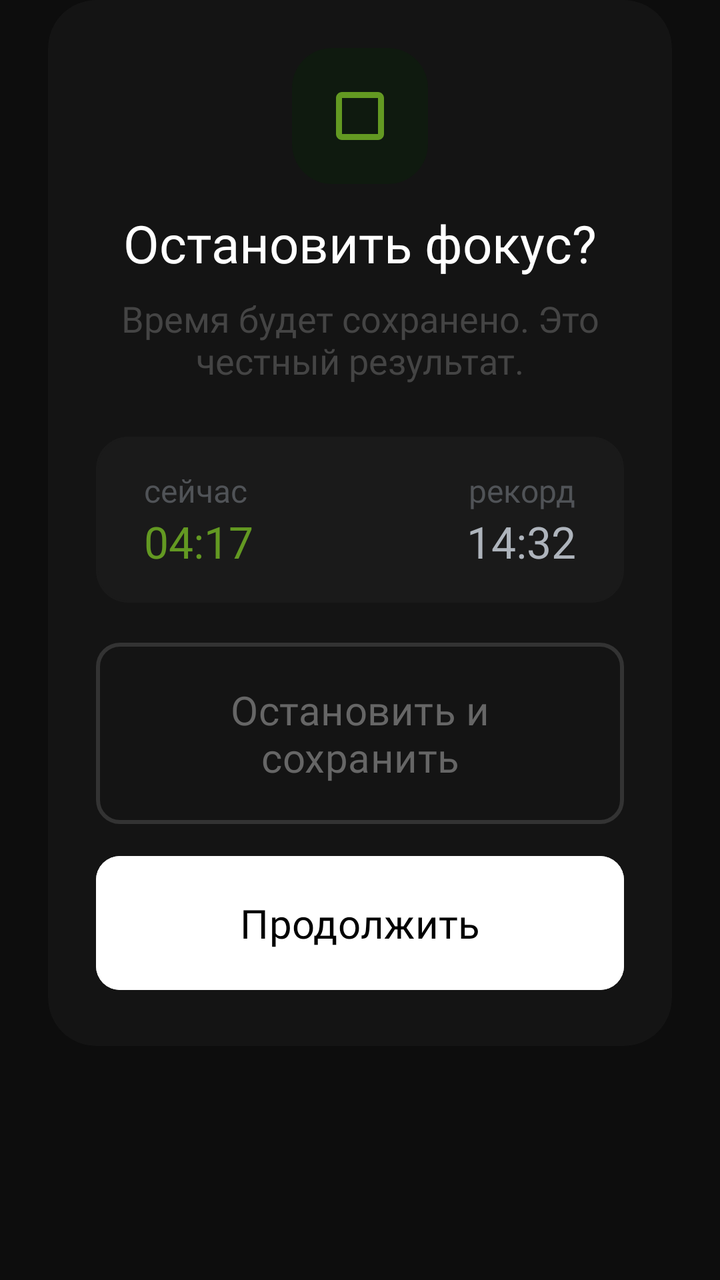
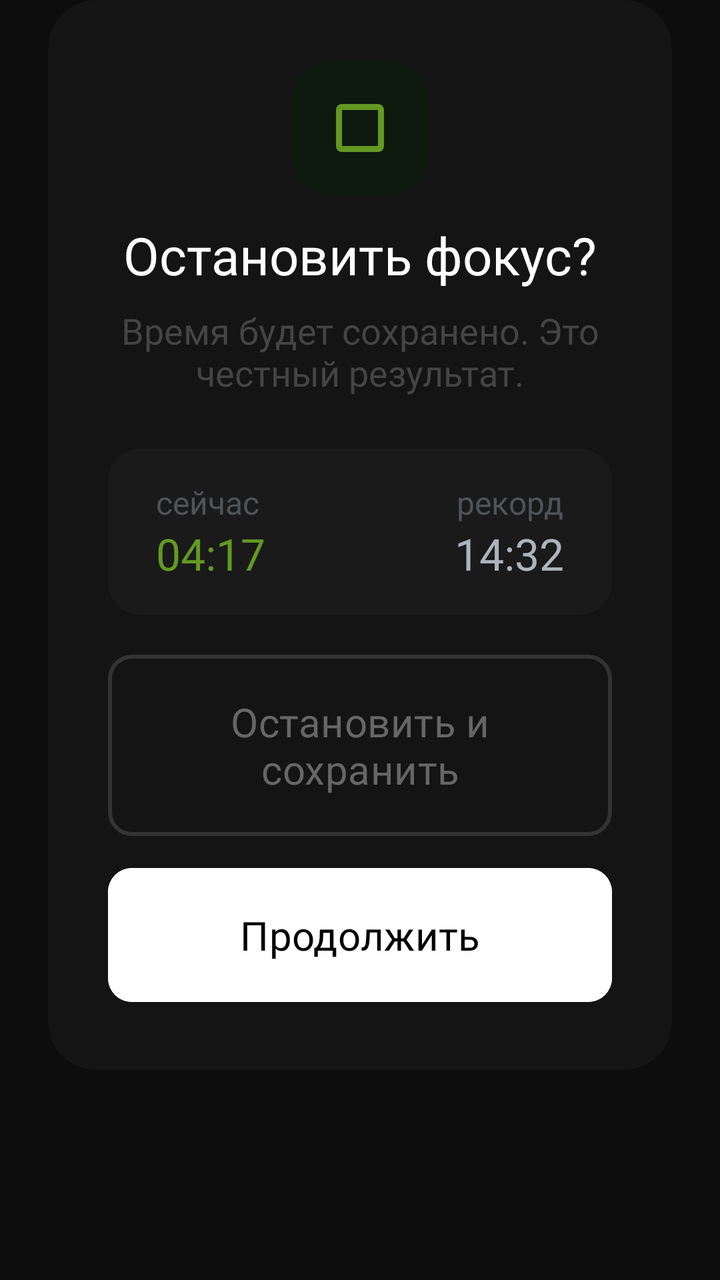

Screens rendered from an Android XML layout before and after an edit, with the pre-edit source and the edit as a unified diff.
<!-- AndroidManifest.xml: application theme Theme.BoredomFocus -->
<!-- res/layout/dialog_stop_focus.xml -->
<?xml version="1.0" encoding="utf-8"?>
<FrameLayout xmlns:android="http://schemas.android.com/apk/res/android"
    xmlns:app="http://schemas.android.com/apk/res-auto"
    android:layout_width="match_parent"
    android:layout_height="wrap_content"
    android:background="@android:color/transparent"
    android:paddingHorizontal="24dp">

    <com.google.android.material.card.MaterialCardView
        android:id="@+id/cardDialog"
        android:layout_width="match_parent"
        android:layout_height="wrap_content"
        app:cardBackgroundColor="#141414"
        app:cardCornerRadius="24dp"
        app:cardElevation="0dp"
        app:strokeWidth="0dp">

        <androidx.constraintlayout.widget.ConstraintLayout
            android:layout_width="match_parent"
            android:layout_height="wrap_content"
            android:padding="24dp">

            <FrameLayout
                android:id="@+id/flLeaveBackground"
                android:layout_width="68dp"
                android:layout_height="68dp"
                android:background="@drawable/bg_ic_notification"
                app:layout_constraintEnd_toEndOf="parent"
                app:layout_constraintStart_toStartOf="parent"
                app:layout_constraintTop_toTopOf="parent">

                <ImageView
                    android:id="@+id/ivBackgroundIcon"
                    android:layout_width="36dp"
                    android:layout_height="36dp"
                    android:layout_gravity="center"
                    android:src="@drawable/ic_square" />
            </FrameLayout>

            <TextView
                android:id="@+id/tvStopFocus"
                android:layout_width="wrap_content"
                android:layout_height="wrap_content"
                android:fontFamily="@font/inter_bold"
                android:text="Остановить фокус?"
                android:textColor="@color/white"
                android:textSize="26sp"
                android:layout_marginTop="12dp"
                app:layout_constraintEnd_toEndOf="parent"
                app:layout_constraintStart_toStartOf="parent"
                app:layout_constraintTop_toBottomOf="@+id/flLeaveBackground" />

            <TextView
                android:id="@+id/tvStopFocusDescription"
                android:layout_width="wrap_content"
                android:layout_height="wrap_content"
                android:fontFamily="@font/inter_medium"
                android:text="Время будет сохранено. Это честный результат."
                android:textAlignment="center"
                android:textColor="#444444"
                android:textSize="18sp"
                android:layout_marginTop="8dp"
                app:layout_constraintStart_toStartOf="parent"
                app:layout_constraintTop_toBottomOf="@+id/tvStopFocus" />

            <com.google.android.material.card.MaterialCardView
                android:id="@+id/cardFocusTime"
                android:layout_width="match_parent"
                android:layout_height="wrap_content"
                app:cardBackgroundColor="#1A1A1A"
                android:layout_marginTop="26dp"
                app:cardCornerRadius="16dp"
                app:layout_constraintEnd_toEndOf="parent"
                app:layout_constraintHorizontal_bias="0.5"
                app:layout_constraintStart_toStartOf="parent"
                app:layout_constraintTop_toBottomOf="@+id/tvStopFocusDescription"
                app:strokeColor="#1A1A1A">

                <LinearLayout
                    android:layout_width="match_parent"
                    android:layout_height="match_parent"
                    android:orientation="horizontal"
                    android:paddingVertical="16dp"
                    android:paddingHorizontal="24dp">

                    <LinearLayout
                        android:layout_width="0dp"
                        android:layout_height="match_parent"
                        android:layout_weight="0.5"
                        android:orientation="vertical">

                        <TextView
                            android:id="@+id/tvFocusTimePassed1"
                            android:layout_width="wrap_content"
                            android:layout_height="wrap_content"
                            android:text="сейчас"
                            android:textColor="#505357"
                            android:textSize="16sp"
                            android:fontFamily="@font/inter_medium"/>

                        <TextView
                            android:id="@+id/tvFocusTimePassed2"
                            android:layout_width="wrap_content"
                            android:layout_height="wrap_content"
                            android:text="04:17"
                            android:textSize="22sp"
                            android:textColor="@color/green_basic"
                            android:fontFamily="@font/inter_medium"/>

                    </LinearLayout>

                    <LinearLayout
                        android:layout_width="0dp"
                        android:layout_height="match_parent"
                        android:layout_weight="1"
                        android:orientation="vertical"
                        android:gravity="end">

                        <TextView
                            android:id="@+id/tvFocusTimeRecord1"
                            android:layout_width="wrap_content"
                            android:layout_height="wrap_content"
                            android:text="рекорд"
                            android:textColor="#505357"
                            android:textSize="16sp"
                            android:fontFamily="@font/inter_medium"/>

                        <TextView
                            android:id="@+id/tvFocusTimeRecord2"
                            android:layout_width="wrap_content"
                            android:layout_height="wrap_content"
                            android:text="14:32"
                            android:textSize="22sp"
                            android:textColor="#AEB4BC"
                            android:fontFamily="@font/inter_medium"/>

                    </LinearLayout>

                </LinearLayout>

            </com.google.android.material.card.MaterialCardView>

            <com.google.android.material.button.MaterialButton
                android:id="@+id/btnStop"
                android:layout_width="match_parent"
                android:layout_height="wrap_content"
                android:layout_marginTop="16dp"
                android:backgroundTint="#141414"
                android:fontFamily="@font/inter_bold"
                android:padding="20dp"
                android:text="Остановить и сохранить"
                android:textColor="#666666"
                android:textSize="20sp"
                app:cornerRadius="12dp"
                app:layout_constraintEnd_toEndOf="parent"
                app:layout_constraintHorizontal_bias="0.5"
                app:layout_constraintStart_toStartOf="parent"
                app:layout_constraintTop_toBottomOf="@+id/cardFocusTime"
                app:strokeColor="#333333"
                app:strokeWidth="2dp"/>

            <com.google.android.material.button.MaterialButton
                android:id="@+id/btnContinue"
                android:layout_width="match_parent"
                android:layout_height="wrap_content"
                android:layout_marginTop="8dp"
                android:backgroundTint="@color/white"
                android:fontFamily="@font/inter_bold"
                android:padding="20dp"
                android:text="Продолжить"
                android:textColor="@color/black"
                android:textSize="20sp"
                app:cornerRadius="12dp"
                app:layout_constraintEnd_toEndOf="parent"
                app:layout_constraintHorizontal_bias="0.5"
                app:layout_constraintStart_toStartOf="parent"
                app:layout_constraintTop_toBottomOf="@+id/btnStop"/>

        </androidx.constraintlayout.widget.ConstraintLayout>

    </com.google.android.material.card.MaterialCardView>

</FrameLayout>
<!-- resources referenced by this layout -->
<resources>
  <color name="black">#FF000000</color>
  <color name="green_basic">#639922</color>
  <color name="white">#FFFFFFFF</color>
  <!-- drawable bg_ic_notification (drawable) -->
  <?xml version="1.0" encoding="utf-8"?>
  <shape xmlns:android="http://schemas.android.com/apk/res/android">
      <solid android:color="#0F1A0F"/>
      <corners android:radius="20dp"/>
  </shape>
  <!-- drawable ic_square (drawable) -->
  <vector xmlns:android="http://schemas.android.com/apk/res/android" android:height="24dp" android:tint="#639922" android:viewportHeight="24" android:viewportWidth="24" android:width="24dp">
        
      <path android:fillColor="@android:color/white" android:pathData="M18,4L6,4c-1.1,0 -2,0.9 -2,2v12c0,1.1 0.9,2 2,2h12c1.1,0 2,-0.9 2,-2L20,6c0,-1.1 -0.9,-2 -2,-2zM18,18L6,18L6,6h12v12z"/>
      
  </vector>
  <style name="Theme.BoredomFocus" parent="Base.Theme.BoredomFocus" />
  <style name="Base.Theme.BoredomFocus" parent="Theme.Material3.DayNight.NoActionBar">
  
          <item name="android:windowBackground">#0D0D0D</item>
  
          <item name="android:statusBarColor">#0D0D0D</item>
          <item name="android:navigationBarColor">#0D0D0D</item>
  
          <item name="android:windowLightStatusBar">false</item>
          <item name="android:windowLightNavigationBar" tools:targetApi="o_mr1">false</item>
  
          <item name="android:windowDrawsSystemBarBackgrounds">true</item>
          <item name="android:enforceNavigationBarContrast" tools:targetApi="q">false</item>
  
      </style>
</resources>

<!-- the commit's change to res/layout/dialog_stop_focus.xml (unified diff, before → after) -->
@@ -18,7 +18,7 @@
         <androidx.constraintlayout.widget.ConstraintLayout
             android:layout_width="match_parent"
             android:layout_height="wrap_content"
-            android:padding="24dp">
+            android:padding="30dp">
 
             <FrameLayout
                 android:id="@+id/flLeaveBackground"
